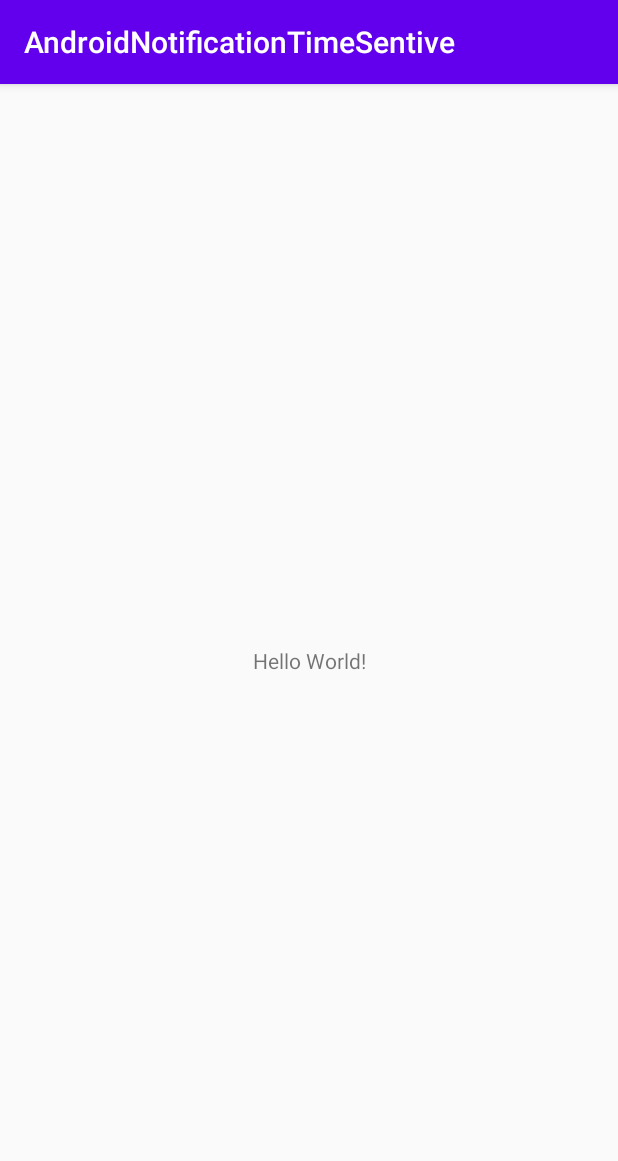
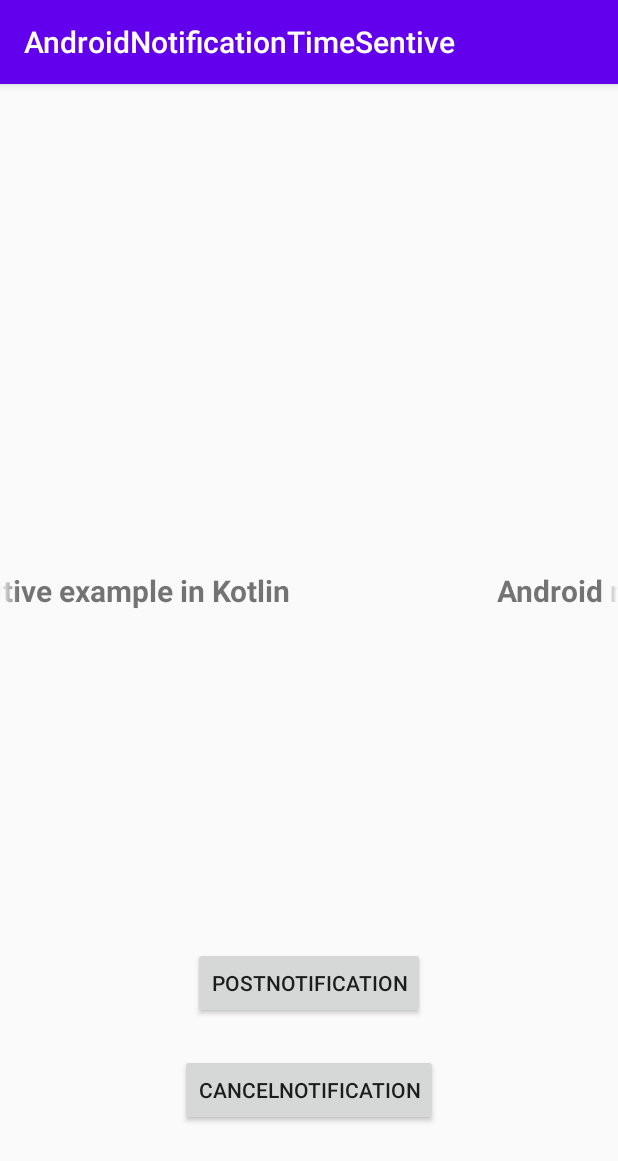
Before and after one commit to layonmartins/AndroidNotificationTime-Sensitive, an Android app: the screen it shows after launch (MainActivity), on a phone screen of 412 x 824 dp. Shown: the top 1161 px of the screen. Run offline under Robolectric (Android 15) with nearby library versions, the phone set to English and light mode, and no system bars.

Commit message:
create the buttons on mainActivity and ForegroundService.kt

```diff
--- a/app/src/main/AndroidManifest.xml
+++ b/app/src/main/AndroidManifest.xml
@@ -1,6 +1,9 @@
 <?xml version="1.0" encoding="utf-8"?>
 <manifest xmlns:android="http://schemas.android.com/apk/res/android"
     package="com.layon.android.androidnotificationtimesentive">
+
+    <uses-permission android:name="android.permission.FOREGROUND_SERVICE"/>
+    <uses-permission android:name="android.permission.USE_FULL_SCREEN_INTENT"/>
 
     <application
         android:allowBackup="true"
@@ -9,6 +12,7 @@
         android:roundIcon="@mipmap/ic_launcher_round"
         android:supportsRtl="true"
         android:theme="@style/AppTheme">
+
         <activity android:name=".MainActivity">
             <intent-filter>
                 <action android:name="android.intent.action.MAIN" />
--- a/app/src/main/java/com/layon/android/androidnotificationtimesentive/MainActivity.kt
+++ b/app/src/main/java/com/layon/android/androidnotificationtimesentive/MainActivity.kt
@@ -2,10 +2,21 @@ package com.layon.android.androidnotificationtimesentive
 
 import androidx.appcompat.app.AppCompatActivity
 import android.os.Bundle
+import android.view.View
+import kotlinx.android.synthetic.main.activity_main.*
 
 class MainActivity : AppCompatActivity() {
     override fun onCreate(savedInstanceState: Bundle?) {
         super.onCreate(savedInstanceState)
         setContentView(R.layout.activity_main)
+
+        textView.setSelected(true)
+
+        buttonPost.setOnClickListener(View.OnClickListener {
+            ForegroundService.startService(this, "Foreground Service is running...")
+        })
+        buttonCancel.setOnClickListener(View.OnClickListener {
+            ForegroundService.stopService(this, "Foreground Service is stopping...")
+        })
     }
 }
--- a/app/src/main/res/layout/activity_main.xml
+++ b/app/src/main/res/layout/activity_main.xml
@@ -7,12 +7,43 @@
     tools:context=".MainActivity">
 
     <TextView
+        android:id="@+id/textView"
         android:layout_width="wrap_content"
         android:layout_height="wrap_content"
-        android:text="Hello World!"
-        app:layout_constraintBottom_toBottomOf="parent"
+        android:layout_marginTop="324dp"
+        android:layout_marginEnd="50dp"
+        android:layout_marginStart="50dp"
+        android:textStyle="bold"
+        android:ellipsize="marquee"
+        android:fadingEdge="horizontal"
+        android:marqueeRepeatLimit="marquee_forever"
+        android:text="Android notification time-sensitive example in Kotlin"
+        android:singleLine="true"
+        android:textSize="20sp"
         app:layout_constraintLeft_toLeftOf="parent"
         app:layout_constraintRight_toRightOf="parent"
         app:layout_constraintTop_toTopOf="parent" />
 
+    <Button
+        android:id="@+id/buttonPost"
+        android:layout_width="wrap_content"
+        android:layout_height="wrap_content"
+        android:layout_marginTop="224dp"
+        android:text="postNotification"
+        app:layout_constraintEnd_toEndOf="parent"
+        app:layout_constraintStart_toStartOf="parent"
+        app:layout_constraintTop_toBottomOf="@+id/textView" />
+
+    <Button
+        android:id="@+id/buttonCancel"
+        android:layout_width="wrap_content"
+        android:layout_height="wrap_content"
+        android:text="CancelNotification"
+        android:layout_marginBottom="50dp"
+        app:layout_constraintBottom_toBottomOf="parent"
+        app:layout_constraintEnd_toEndOf="parent"
+        app:layout_constraintStart_toStartOf="parent"
+        app:layout_constraintTop_toBottomOf="@+id/buttonPost"
+        app:layout_constraintVertical_bias="0.50" />
+
 </androidx.constraintlayout.widget.ConstraintLayout>
```
Also changed, not shown: app/src/main/java/com/layon/android/androidnotificationtimesentive/ForegroundService.kt (added, +68 -0 lines).
